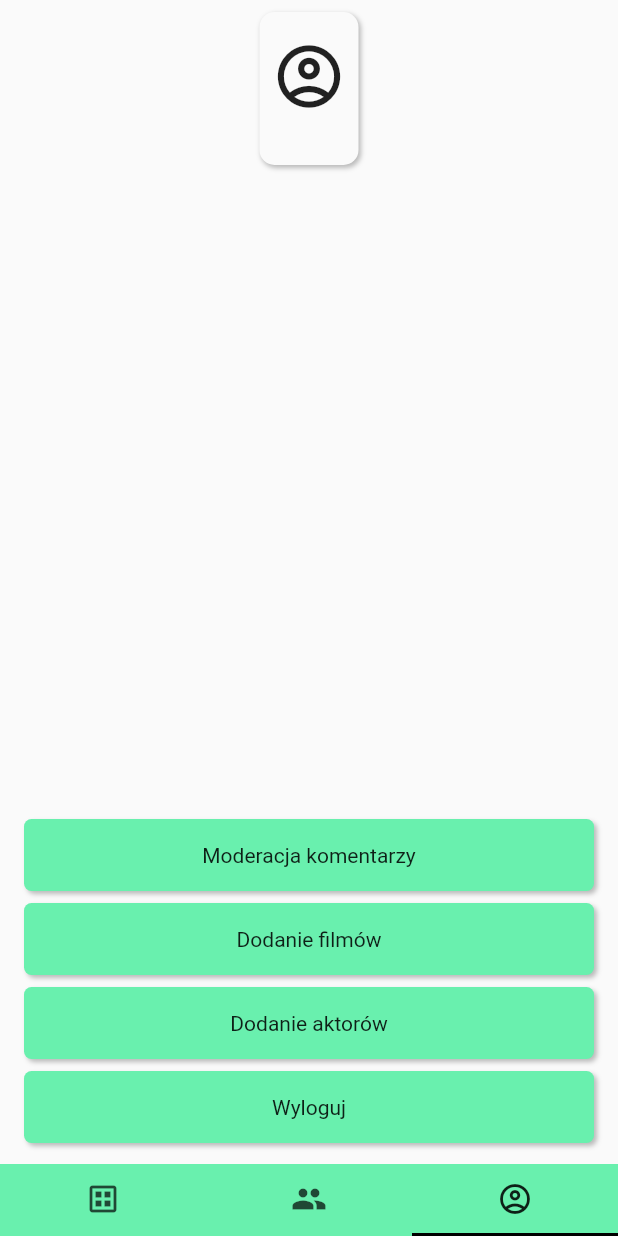
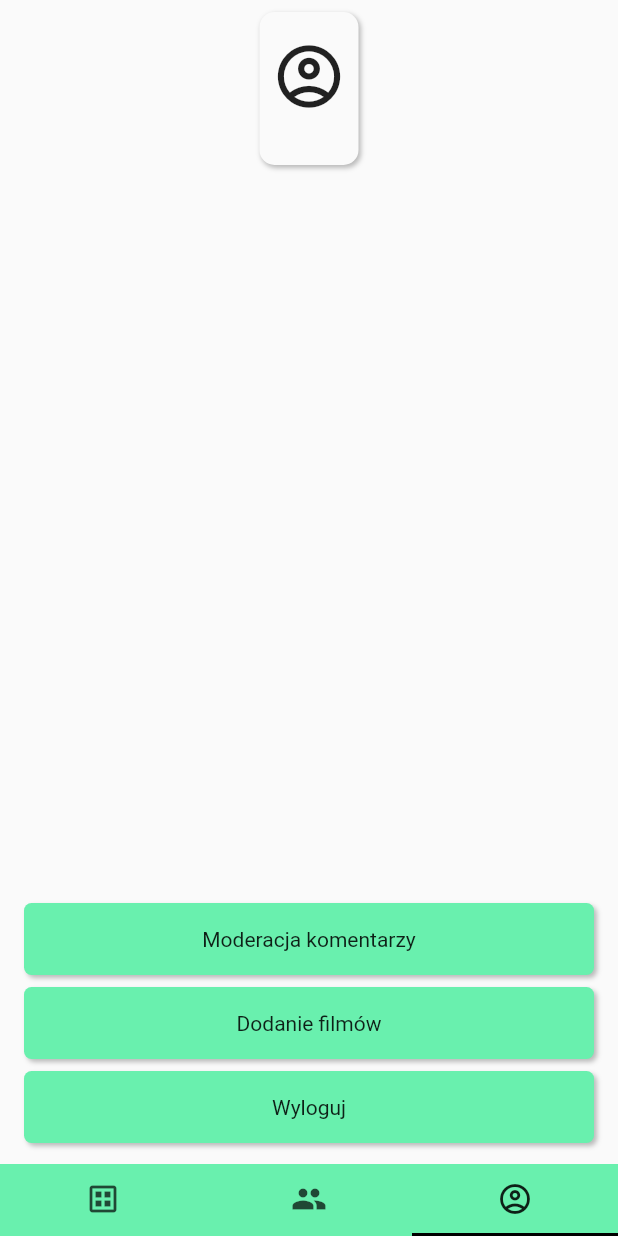
Before and after one commit to DimaGolt/Bazy_danych_2, a Flutter app: the HomeScreen screen opened by its route, item 3 of the bottom bar chosen, on a phone screen of 412 x 824 dp. Run offline on Flutter 3.47's test engine with Material 2 defaults, Android fonts, the light colour scheme and no system bars; our stand-ins replace auto_route; missing offline and left inert: mysql_client; accounts and stored records are empty.

Commit message:
temporary disable add actor button

```diff
--- a/lib/ui/screens/home_screen.dart
+++ b/lib/ui/screens/home_screen.dart
@@ -192,10 +192,10 @@ class _HomeScreenState extends State<HomeScreen> {
                 text: 'Dodanie filmów',
                 onTap: () => context.router.push(const AddFilmScreenRoute()),
               ),
-              ExpandedButton(
-                text: 'Dodanie aktorów',
-                onTap: () => context.router.push(const AddActorScreenRoute()),
-              )
+              // ExpandedButton(
+              //   text: 'Dodanie aktorów',
+              //   onTap: () => context.router.push(const AddActorScreenRoute()),
+              // )
             ],
             ExpandedButton(
               onTap: () {
```
